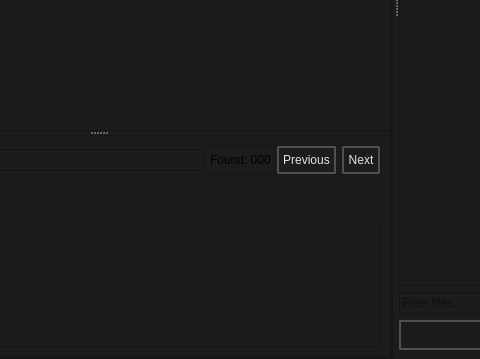
Above: src/batch_creator/main.ui from dertwist/Hammer5Tools before the change; both pictures show x 518 to 998 and y 348 to 707 of the 1271 by 707 pixel window. Below: the same form after it.
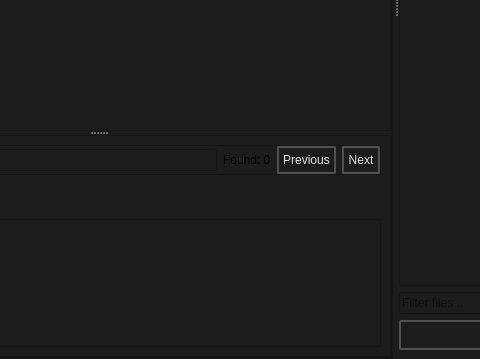
That is the form after the change. Icons and pictures are not drawn.

Commit message: batch creator self.ui.splitter update

Diff of the .ui file:
```diff
--- a/src/batch_creator/main.ui
+++ b/src/batch_creator/main.ui
@@ -177,7 +177,7 @@
                     <item>
                      <widget class="QLabel" name="viewport_search_label">
                       <property name="text">
-                       <string>Found: 000</string>
+                       <string>Found: 0</string>
                       </property>
                      </widget>
                     </item>
```
The commit also changes 2 other files.
